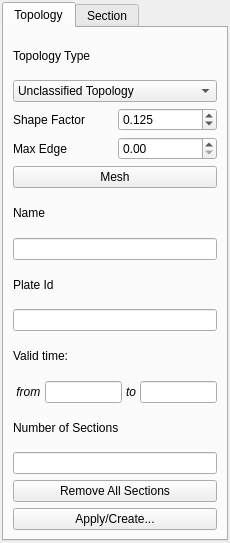
Qt form src/qt-widgets/TopologyToolsWidgetUi.ui (GPlates/GPlates) before a commit.
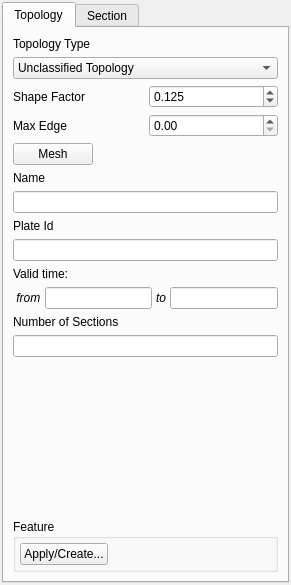
The same form after that commit.

The edit to the form file:
```diff
--- a/src/qt-widgets/TopologyToolsWidgetUi.ui
+++ b/src/qt-widgets/TopologyToolsWidgetUi.ui
@@ -1,12 +1,12 @@
 <ui version="4.0" >
  <class>TopologyToolsWidget</class>
- <widget class="QWidget" name="TopologyToolsWidget" >
-  <property name="geometry" >
+ <widget class="QWidget" name="TopologyToolsWidget">
+  <property name="geometry">
    <rect>
     <x>0</x>
     <y>0</y>
-    <width>194</width>
-    <height>543</height>
+    <width>291</width>
+    <height>585</height>
    </rect>
   </property>
   <property name="windowTitle" >
@@ -28,16 +28,16 @@
       <attribute name="title" >
        <string>Topology</string>
       </attribute>
-      <layout class="QVBoxLayout" >
+      <layout class="QVBoxLayout" name="verticalLayout">
        <item>
-        <widget class="QLabel" name="label_topology_type" >
-         <property name="text" >
+        <widget class="QLabel" name="label_topology_type">
+         <property name="text">
           <string>Topology Type</string>
          </property>
         </widget>
        </item>
        <item>
-        <widget class="QComboBox" name="combobox_topology_type" >
+        <widget class="QComboBox" name="combobox_topology_type">
          <item>
           <property name="text" >
            <string>Unclassified Topology</string>
@@ -66,7 +66,7 @@
         </widget>
        </item>
        <item>
-        <layout class="QHBoxLayout" name="horizontalLayout" >
+        <layout class="QHBoxLayout" name="horizontalLayout">
          <item>
           <widget class="QLabel" name="label_shape" >
            <property name="text" >
@@ -100,7 +100,7 @@
         </layout>
        </item>
        <item>
-        <layout class="QHBoxLayout" name="horizontalLayout_2" >
+        <layout class="QHBoxLayout" name="horizontalLayout_2">
          <item>
           <widget class="QLabel" name="label_edge" >
            <property name="text" >
@@ -122,47 +122,64 @@
         </layout>
        </item>
        <item>
-        <widget class="QPushButton" name="button_mesh" >
-         <property name="text" >
-          <string>Mesh</string>
-         </property>
-        </widget>
+        <layout class="QHBoxLayout" name="horizontalLayout_5">
+         <item>
+          <widget class="QPushButton" name="button_mesh">
+           <property name="text">
+            <string>Mesh</string>
+           </property>
+          </widget>
+         </item>
+         <item>
+          <spacer name="horizontalSpacer_3">
+           <property name="orientation">
+            <enum>Qt::Horizontal</enum>
+           </property>
+           <property name="sizeHint" stdset="0">
+            <size>
+             <width>40</width>
+             <height>20</height>
+            </size>
+           </property>
+          </spacer>
+         </item>
+        </layout>
        </item>
        <item>
-        <widget class="QLabel" name="label_name" >
-         <property name="text" >
+        <widget class="QLabel" name="label_name">
+         <property name="text">
           <string>Name</string>
          </property>
         </widget>
        </item>
        <item>
-        <widget class="QLineEdit" name="lineedit_name" />
+        <widget class="QLineEdit" name="lineedit_name"/>
        </item>
        <item>
-        <widget class="QLabel" name="label_plate_id" >
-         <property name="text" >
+        <widget class="QLabel" name="label_plate_id">
+         <property name="text">
           <string>Plate Id</string>
          </property>
         </widget>
        </item>
        <item>
-        <widget class="QLineEdit" name="lineedit_plate_id" />
+        <widget class="QLineEdit" name="lineedit_plate_id"/>
        </item>
        <item>
-        <widget class="QLabel" name="label_valid_time" >
-         <property name="text" >
+        <widget class="QLabel" name="label_valid_time">
+         <property name="text">
           <string>Valid time:</string>
          </property>
         </widget>
        </item>
        <item>
-        <layout class="QHBoxLayout" >
-         <property name="spacing" >
+        <layout class="QHBoxLayout">
+         <property name="spacing">
           <number>4</number>
          </property>
          <item>
-          <widget class="QLabel" name="label_from" >
-           <property name="font" >
+          <widget class="QLabel" name="label_from">
+           <property name="font">
             <font>
              <italic>true</italic>
             </font>
@@ -173,15 +190,15 @@
           </widget>
          </item>
          <item>
-          <widget class="QLineEdit" name="lineedit_time_of_appearance" >
-           <property name="readOnly" >
+          <widget class="QLineEdit" name="lineedit_time_of_appearance">
+           <property name="readOnly">
             <bool>true</bool>
            </property>
           </widget>
          </item>
          <item>
-          <widget class="QLabel" name="label_to" >
-           <property name="font" >
+          <widget class="QLabel" name="label_to">
+           <property name="font">
             <font>
              <italic>true</italic>
             </font>
@@ -192,8 +209,8 @@
           </widget>
          </item>
          <item>
-          <widget class="QLineEdit" name="lineedit_time_of_disappearance" >
-           <property name="readOnly" >
+          <widget class="QLineEdit" name="lineedit_time_of_disappearance">
+           <property name="readOnly">
             <bool>true</bool>
            </property>
           </widget>
@@ -201,27 +218,85 @@
         </layout>
        </item>
        <item>
-        <widget class="QLabel" name="label_number_of_sections" >
-         <property name="text" >
+        <widget class="QLabel" name="label_number_of_sections">
+         <property name="text">
           <string>Number of Sections</string>
          </property>
         </widget>
        </item>
        <item>
-        <widget class="QLineEdit" name="lineedit_number_of_sections" />
+        <widget class="QLineEdit" name="lineedit_number_of_sections"/>
        </item>
        <item>
-        <widget class="QPushButton" name="button_remove_all_sections" >
-         <property name="text" >
-          <string>Remove All Sections</string>
+        <layout class="QHBoxLayout" name="horizontalLayout_4">
+         <item>
+          <widget class="QWidget" name="action_button_box_placeholder_widget" native="true"/>
+         </item>
+         <item>
+          <spacer name="horizontalSpacer">
+           <property name="orientation">
+            <enum>Qt::Horizontal</enum>
+           </property>
+           <property name="sizeHint" stdset="0">
+            <size>
+             <width>40</width>
+             <height>20</height>
+            </size>
+           </property>
+          </spacer>
+         </item>
+        </layout>
+       </item>
+       <item>
+        <spacer name="verticalSpacer">
+         <property name="orientation">
+          <enum>Qt::Vertical</enum>
          </property>
-        </widget>
+         <property name="sizeHint" stdset="0">
+          <size>
+           <width>20</width>
+           <height>40</height>
+          </size>
+         </property>
+        </spacer>
        </item>
        <item>
-        <widget class="QPushButton" name="button_create" >
-         <property name="text" >
-          <string>Apply/Create...</string>
+        <widget class="QGroupBox" name="groupBox">
+         <property name="title">
+          <string>Feature</string>
          </property>
+         <property name="flat">
+          <bool>true</bool>
+         </property>
+         <layout class="QVBoxLayout" name="verticalLayout_2">
+          <property name="margin">
+           <number>4</number>
+          </property>
+          <item>
+           <layout class="QHBoxLayout" name="horizontalLayout_3">
+            <item>
+             <widget class="QPushButton" name="button_create">
+              <property name="text">
+               <string>Apply/Create...</string>
+              </property>
+             </widget>
+            </item>
+            <item>
+             <spacer name="horizontalSpacer_2">
+              <property name="orientation">
+               <enum>Qt::Horizontal</enum>
+              </property>
+              <property name="sizeHint" stdset="0">
+               <size>
+                <width>40</width>
+                <height>20</height>
+               </size>
+              </property>
+             </spacer>
+            </item>
+           </layout>
+          </item>
+         </layout>
         </widget>
        </item>
       </layout>
```
Left out of the diff: 97 changed lines with no effect on the pictures.
